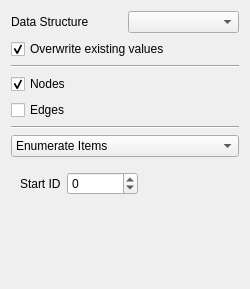
The window that VisualEditor/Tools/AssignValues/assignvalueswidget.ui (KDE/rocs) describes before a commit, drawn with Qt 5.
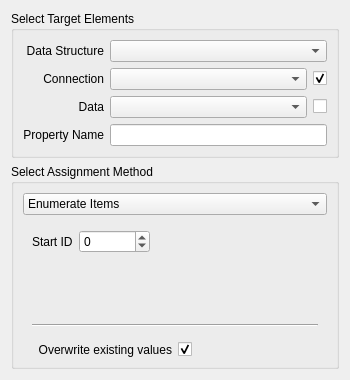
The same window after the commit. Custom widgets are drawn as their Qt base class.

Commit message:
Adapt assign values tool to new properties framework.
Interface now allows the user to select the property that shall be changed,
as well as the type of the data elements/pointers.

What changed in the file:
```diff
--- a/VisualEditor/Tools/AssignValues/assignvalueswidget.ui
+++ b/VisualEditor/Tools/AssignValues/assignvalueswidget.ui
@@ -6,13 +6,25 @@
    <rect>
     <x>0</x>
     <y>0</y>
-    <width>250</width>
-    <height>270</height>
+    <width>350</width>
+    <height>360</height>
    </rect>
   </property>
+  <property name="sizePolicy">
+   <sizepolicy hsizetype="Preferred" vsizetype="Preferred">
+    <horstretch>0</horstretch>
+    <verstretch>0</verstretch>
+   </sizepolicy>
+  </property>
   <property name="minimumSize">
    <size>
-    <width>250</width>
+    <width>350</width>
+    <height>0</height>
+   </size>
+  </property>
+  <property name="baseSize">
+   <size>
+    <width>0</width>
     <height>0</height>
    </size>
   </property>
@@ -20,16 +32,35 @@
    <string>Assign Values</string>
   </property>
   <layout class="QGridLayout" name="gridLayout_2">
-   <item row="0" column="0">
-    <layout class="QHBoxLayout" name="horizontalLayout">
-     <item>
-      <widget class="QLabel" name="dataStructuresComboLabel">
+   <item row="0" column="1">
+    <widget class="QGroupBox" name="groupTarget">
+     <property name="baseSize">
+      <size>
+       <width>0</width>
+       <height>0</height>
+      </size>
+     </property>
+     <property name="title">
+      <string>Select Target Elements</string>
+     </property>
+     <layout class="QGridLayout" name="gridLayout_7">
+      <item row="2" column="0">
+       <widget class="QLabel" name="labelData">
+        <property name="layoutDirection">
+         <enum>Qt::LeftToRight</enum>
+        </property>
        <property name="text">
-        <string>Data Structure</string>
+         <string>Data</string>
+        </property>
+        <property name="alignment">
+         <set>Qt::AlignRight|Qt::AlignTrailing|Qt::AlignVCenter</set>
        </property>
       </widget>
      </item>
-     <item>
+      <item row="3" column="2">
+       <widget class="KLineEdit" name="propertyName"/>
+      </item>
+      <item row="0" column="2">
       <widget class="KComboBox" name="dataStructuresCombo">
        <property name="toolTip">
         <string>&lt;!DOCTYPE HTML PUBLIC &quot;-//W3C//DTD HTML 4.0//EN&quot; &quot;http://www.w3.org/TR/REC-html40/strict.dtd&quot;&gt;
@@ -40,37 +71,103 @@
        </property>
       </widget>
      </item>
-    </layout>
-   </item>
-   <item row="2" column="0">
-    <widget class="Line" name="line">
-     <property name="orientation">
-      <enum>Qt::Horizontal</enum>
+      <item row="0" column="0">
+       <widget class="QLabel" name="labelDataStructure">
+        <property name="layoutDirection">
+         <enum>Qt::LeftToRight</enum>
+        </property>
+        <property name="text">
+         <string>Data Structure</string>
+        </property>
+        <property name="alignment">
+         <set>Qt::AlignRight|Qt::AlignTrailing|Qt::AlignVCenter</set>
      </property>
     </widget>
    </item>
    <item row="3" column="0">
-    <layout class="QVBoxLayout" name="verticalLayout">
+       <widget class="QLabel" name="labelProperty">
+        <property name="text">
+         <string>Property Name</string>
+        </property>
+        <property name="alignment">
+         <set>Qt::AlignRight|Qt::AlignTrailing|Qt::AlignVCenter</set>
+        </property>
+       </widget>
+      </item>
+      <item row="1" column="0">
+       <widget class="QLabel" name="labelConnection">
+        <property name="layoutDirection">
+         <enum>Qt::LeftToRight</enum>
+        </property>
+        <property name="text">
+         <string>Connection</string>
+        </property>
+        <property name="alignment">
+         <set>Qt::AlignRight|Qt::AlignTrailing|Qt::AlignVCenter</set>
+        </property>
+       </widget>
+      </item>
+      <item row="1" column="2">
+       <layout class="QHBoxLayout" name="horizontalLayout">
      <item>
-      <widget class="QCheckBox" name="checkBoxAssignNodes">
+         <widget class="KComboBox" name="connectionType">
+          <property name="sizePolicy">
+           <sizepolicy hsizetype="Expanding" vsizetype="Fixed">
+            <horstretch>0</horstretch>
+            <verstretch>0</verstretch>
+           </sizepolicy>
+          </property>
+         </widget>
+        </item>
+        <item>
+         <widget class="QCheckBox" name="applyToConnections">
+          <property name="toolTip">
+           <string>Assign values to selected connections.</string>
+          </property>
        <property name="text">
-        <string>Nodes</string>
+           <string/>
        </property>
        <property name="checked">
         <bool>true</bool>
        </property>
       </widget>
      </item>
+       </layout>
+      </item>
+      <item row="2" column="2">
+       <layout class="QHBoxLayout" name="horizontalLayout_2">
      <item>
-      <widget class="QCheckBox" name="checkBoxAssignEdges">
+         <widget class="KComboBox" name="dataType">
+          <property name="sizePolicy">
+           <sizepolicy hsizetype="Expanding" vsizetype="Fixed">
+            <horstretch>0</horstretch>
+            <verstretch>0</verstretch>
+           </sizepolicy>
+          </property>
+         </widget>
+        </item>
+        <item>
+         <widget class="QCheckBox" name="applyToDataElements">
+          <property name="toolTip">
+           <string>Assign values to selected data elements.</string>
+          </property>
        <property name="text">
-        <string>Edges</string>
+           <string/>
        </property>
       </widget>
      </item>
     </layout>
    </item>
-   <item row="6" column="0">
+     </layout>
+    </widget>
+   </item>
+   <item row="6" column="1">
+    <widget class="QGroupBox" name="groupBox">
+     <property name="title">
+      <string>Select Assignment Method</string>
+     </property>
+     <layout class="QGridLayout" name="gridLayout_5">
+      <item row="1" column="0">
     <widget class="QStackedWidget" name="stackedWidget">
      <property name="currentIndex">
       <number>0</number>
@@ -107,6 +204,13 @@
          </item>
         </layout>
        </item>
+          <item row="1" column="0">
+           <widget class="Line" name="line">
+            <property name="orientation">
+             <enum>Qt::Horizontal</enum>
+            </property>
+           </widget>
+          </item>
       </layout>
      </widget>
      <widget class="QWidget" name="page_2">
@@ -253,7 +357,7 @@
      </widget>
     </widget>
    </item>
-   <item row="5" column="0">
+      <item row="0" column="0">
     <widget class="KComboBox" name="comboBoxMethod">
      <item>
       <property name="text">
@@ -272,21 +376,31 @@
      </item>
     </widget>
    </item>
-   <item row="4" column="0">
-    <widget class="Line" name="line_2">
-     <property name="orientation">
-      <enum>Qt::Horizontal</enum>
-     </property>
-    </widget>
-   </item>
-   <item row="1" column="0">
+      <item row="2" column="0">
+       <layout class="QGridLayout" name="groupOverwrite">
+        <item row="3" column="1">
     <widget class="QCheckBox" name="checkBoxOverwriteValues">
      <property name="text">
+           <string/>
+          </property>
+          <property name="checked">
+           <bool>true</bool>
+          </property>
+         </widget>
+        </item>
+        <item row="3" column="0">
+         <widget class="QLabel" name="label">
+          <property name="text">
       <string>Overwrite existing values</string>
      </property>
-     <property name="checked">
-      <bool>true</bool>
-     </property>
+          <property name="alignment">
+           <set>Qt::AlignRight|Qt::AlignTrailing|Qt::AlignVCenter</set>
+          </property>
+         </widget>
+        </item>
+       </layout>
+      </item>
+     </layout>
     </widget>
    </item>
   </layout>
@@ -297,6 +411,11 @@
    <extends>QComboBox</extends>
    <header>kcombobox.h</header>
   </customwidget>
+  <customwidget>
+   <class>KLineEdit</class>
+   <extends>QLineEdit</extends>
+   <header>klineedit.h</header>
+  </customwidget>
  </customwidgets>
  <resources/>
  <connections>
```
Lines whose indentation alone changed are shown as unchanged. The commit also changes 5 other files.
